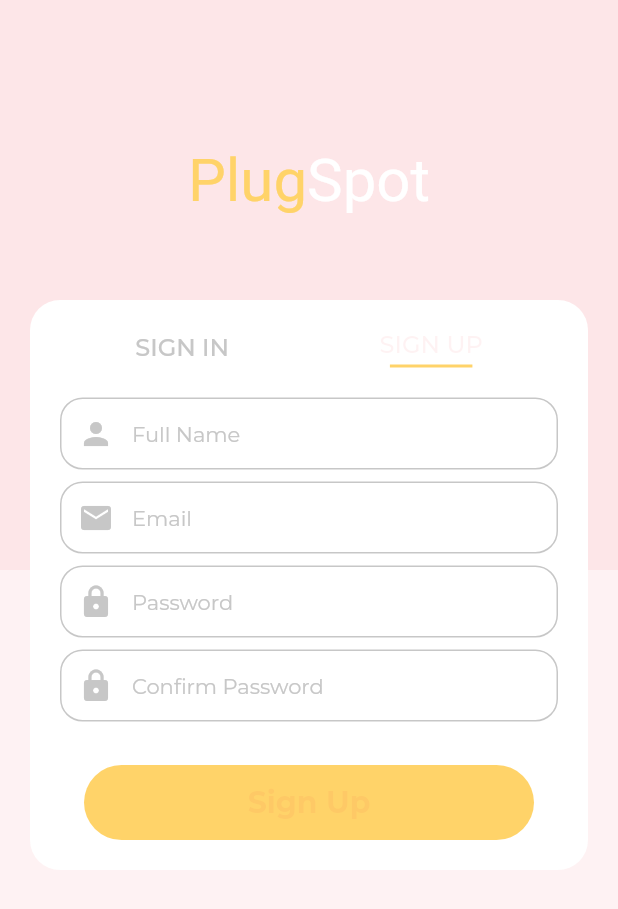
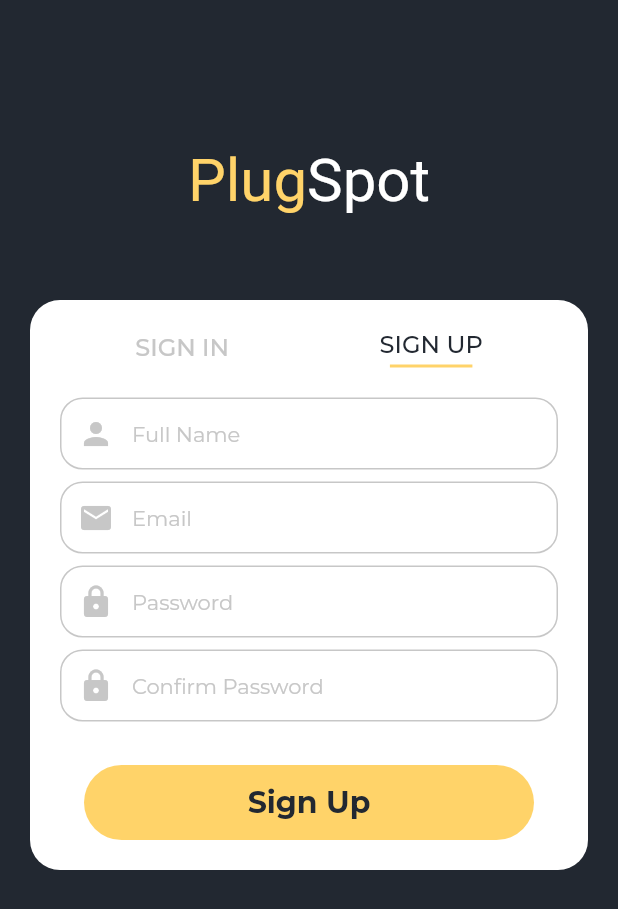
Before and after one commit to Navin-Jongyin/PlugSpot, a Flutter app: the screen it shows after launch, on a phone screen of 412 x 824 dp. Shown: the top 909 px of the screen. Run offline on Flutter 3.47's test engine with Material 2 defaults, Android fonts, the phone set to English and light mode, and no system bars; our stand-ins replace animated_splash_screen, google_fonts; Roboto replaces fonts that are missing (Audiowide).

Commit message:
edit color

```diff
--- a/lib/config/palette.dart
+++ b/lib/config/palette.dart
@@ -1,7 +1,7 @@
 import 'package:flutter/painting.dart';
 
 class Palette {
-  static const Color backgroundColor = Color(0xFF22831);
+  static const Color backgroundColor = Color(0xFF222831);
   static const Color whiteBackgroundColor = Color(0xFFFFFFFF);
   static const Color yellowTheme = Color(0xFFFFD369);
   static const Color greyColor = Color(0xFFC7C7C7);
```
